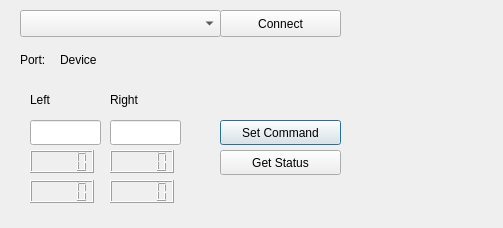
First picture: the form in ui/littlebot_gui.ui, repository NestorDP/littlebot_rqt_plugin, before the edit.
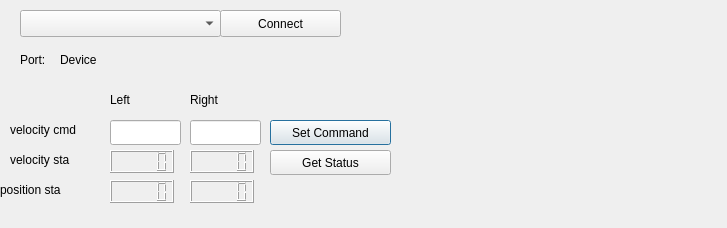
Second picture: the form after the edit.

Commit message: 🛠️ chore(dependencies): Remove libserial from package

Diff of the .ui file:
```diff
--- a/ui/littlebot_gui.ui
+++ b/ui/littlebot_gui.ui
@@ -6,7 +6,7 @@
    <rect>
     <x>0</x>
     <y>0</y>
-    <width>503</width>
+    <width>727</width>
     <height>228</height>
    </rect>
   </property>
@@ -16,7 +16,7 @@
   <widget class="QPushButton" name="push_set_cmd">
    <property name="geometry">
     <rect>
-     <x>220</x>
+     <x>270</x>
      <y>120</y>
      <width>121</width>
      <height>25</height>
@@ -29,7 +29,7 @@
   <widget class="QLineEdit" name="edit_left_cmd">
    <property name="geometry">
     <rect>
-     <x>30</x>
+     <x>110</x>
      <y>120</y>
      <width>71</width>
      <height>25</height>
@@ -39,7 +39,7 @@
   <widget class="QLineEdit" name="edit_right_cmd">
    <property name="geometry">
     <rect>
-     <x>110</x>
+     <x>190</x>
      <y>120</y>
      <width>71</width>
      <height>25</height>
@@ -49,7 +49,7 @@
   <widget class="QPushButton" name="push_get_status">
    <property name="geometry">
     <rect>
-     <x>220</x>
+     <x>270</x>
      <y>150</y>
      <width>121</width>
      <height>25</height>
@@ -62,7 +62,7 @@
   <widget class="QLCDNumber" name="lcd_left_pos_status">
    <property name="geometry">
     <rect>
-     <x>30</x>
+     <x>110</x>
      <y>150</y>
      <width>64</width>
      <height>23</height>
@@ -72,7 +72,7 @@
   <widget class="QLCDNumber" name="lcd_left_vel_status">
    <property name="geometry">
     <rect>
-     <x>30</x>
+     <x>110</x>
      <y>180</y>
      <width>64</width>
      <height>23</height>
@@ -82,7 +82,7 @@
   <widget class="QLCDNumber" name="lcd_right_pos_status">
    <property name="geometry">
     <rect>
-     <x>110</x>
+     <x>190</x>
      <y>150</y>
      <width>64</width>
      <height>23</height>
@@ -92,7 +92,7 @@
   <widget class="QLCDNumber" name="lcd_right_vel_status">
    <property name="geometry">
     <rect>
-     <x>110</x>
+     <x>190</x>
      <y>180</y>
      <width>64</width>
      <height>23</height>
@@ -102,7 +102,7 @@
   <widget class="QLabel" name="left_lable">
    <property name="geometry">
     <rect>
-     <x>30</x>
+     <x>110</x>
      <y>90</y>
      <width>66</width>
      <height>19</height>
@@ -115,7 +115,7 @@
   <widget class="QLabel" name="right_label">
    <property name="geometry">
     <rect>
-     <x>110</x>
+     <x>190</x>
      <y>90</y>
      <width>66</width>
      <height>19</height>
@@ -174,6 +174,45 @@
     <string>Device</string>
    </property>
   </widget>
+  <widget class="QLabel" name="left_lable_2">
+   <property name="geometry">
+    <rect>
+     <x>10</x>
+     <y>120</y>
+     <width>91</width>
+     <height>19</height>
+    </rect>
+   </property>
+   <property name="text">
+    <string>velocity cmd</string>
+   </property>
+  </widget>
+  <widget class="QLabel" name="left_lable_3">
+   <property name="geometry">
+    <rect>
+     <x>10</x>
+     <y>150</y>
+     <width>101</width>
+     <height>20</height>
+    </rect>
+   </property>
+   <property name="text">
+    <string>velocity sta</string>
+   </property>
+  </widget>
+  <widget class="QLabel" name="left_lable_4">
+   <property name="geometry">
+    <rect>
+     <x>0</x>
+     <y>180</y>
+     <width>101</width>
+     <height>20</height>
+    </rect>
+   </property>
+   <property name="text">
+    <string>position sta</string>
+   </property>
+  </widget>
  </widget>
  <resources/>
  <connections/>
```
The commit also changes 1 other file.
